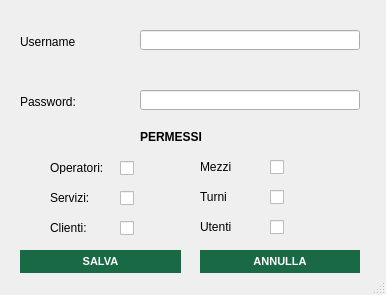
Qt form src/main/gui/modifica_utente.ui (OT-Rax/AnconAmbiente) before a commit.
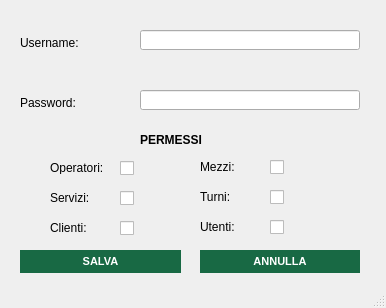
The same form after that commit. Icons and pictures are not drawn.

The edit to the form file:
```diff
--- a/src/main/gui/modifica_utente.ui
+++ b/src/main/gui/modifica_utente.ui
@@ -7,9 +7,21 @@
     <x>0</x>
     <y>0</y>
     <width>386</width>
-    <height>295</height>
+    <height>308</height>
    </rect>
   </property>
+  <property name="minimumSize">
+   <size>
+    <width>386</width>
+    <height>308</height>
+   </size>
+  </property>
+  <property name="maximumSize">
+   <size>
+    <width>386</width>
+    <height>308</height>
+   </size>
+  </property>
   <property name="windowTitle">
    <string>Inserimento Utente</string>
   </property>
@@ -79,8 +91,8 @@
      <rect>
       <x>140</x>
       <y>130</y>
-      <width>80</width>
-      <height>13</height>
+      <width>81</width>
+      <height>21</height>
      </rect>
     </property>
     <property name="text">
@@ -122,8 +134,8 @@
      <rect>
       <x>20</x>
       <y>35</y>
-      <width>55</width>
-      <height>13</height>
+      <width>91</width>
+      <height>16</height>
      </rect>
     </property>
     <property name="text">
@@ -145,8 +157,8 @@
      <rect>
       <x>20</x>
       <y>95</y>
-      <width>55</width>
-      <height>13</height>
+      <width>101</width>
+      <height>16</height>
      </rect>
     </property>
     <property name="text">
@@ -228,7 +240,7 @@
      </rect>
     </property>
     <property name="text">
-     <string>Turni</string>
+     <string>Turni:</string>
     </property>
    </widget>
    <widget class="QCheckBox" name="utenti_check">
@@ -254,7 +266,7 @@
      </rect>
     </property>
     <property name="text">
-     <string>Utenti</string>
+     <string>Utenti:</string>
     </property>
    </widget>
    <widget class="QCheckBox" name="mezzi_check">
@@ -293,7 +305,7 @@
      </rect>
     </property>
     <property name="text">
-     <string>Mezzi</string>
+     <string>Mezzi:</string>
     </property>
    </widget>
    <widget class="QLabel" name="username_error">
```
